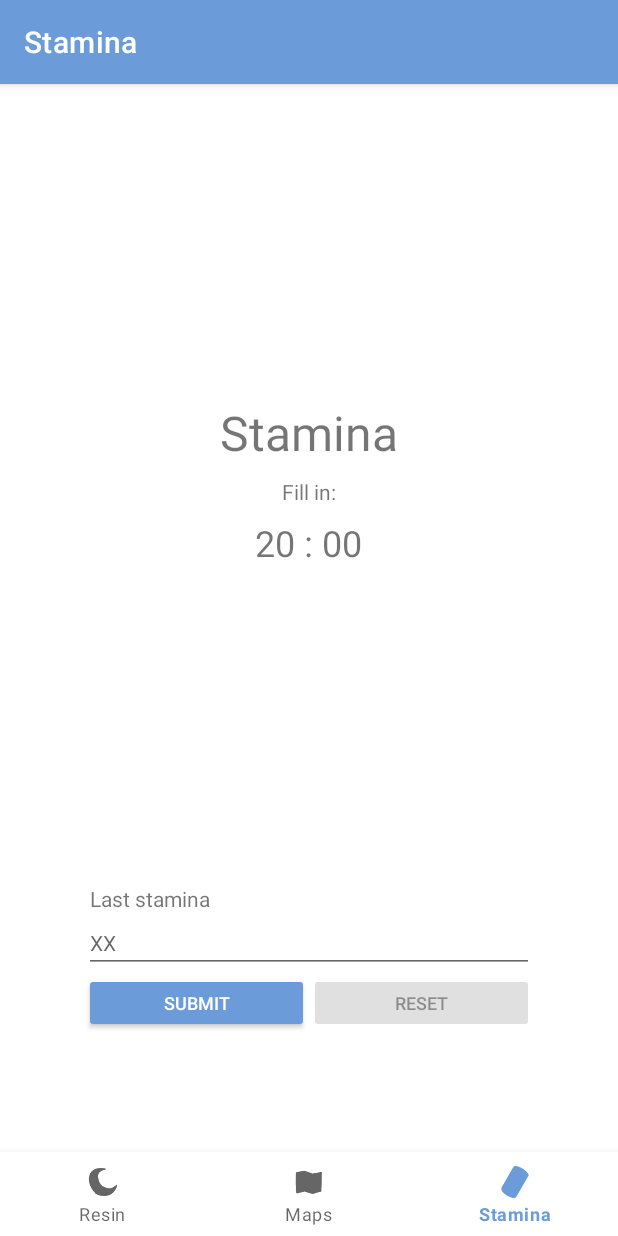
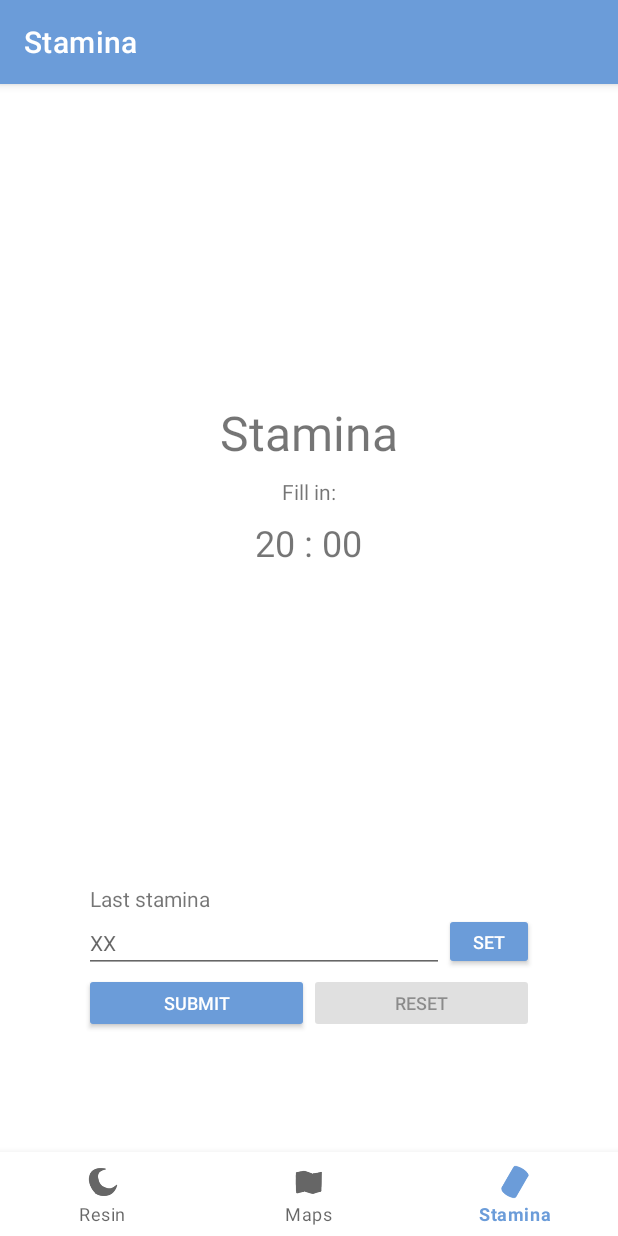
Before and after one commit to bennyfajri/Resin-Ku, an Android app: the screen it shows after launch (MainActivity), item 3 of the bottom bar chosen, on a phone screen of 412 x 824 dp. Run offline under Robolectric (Android 15) with nearby library versions, the phone set to English and light mode, and no system bars; plain views replace MaterialProgressBar.

Commit message:
edit stamina preferences

```diff
--- a/app/src/main/res/layout/fragment__stamina.xml
+++ b/app/src/main/res/layout/fragment__stamina.xml
@@ -77,14 +77,31 @@
                 android:layout_marginStart="4dp"
                 android:text="Last stamina" />
 
+            <FrameLayout
+                android:layout_width="match_parent"
+                android:layout_height="wrap_content">
+
                 <EditText
                     android:id="@+id/inputStamina"
                     style="@style/Widget.MaterialComponents.TextInputLayout.OutlinedBox"
-                android:layout_width="match_parent"
+                    android:layout_width="240dp"
                     android:layout_height="40dp"
                     android:hint="XX"
                     android:inputType="number"
                     android:textColor="@color/black"/>
+
+                <Button
+                    android:id="@+id/stm_btnSet"
+                    style="@style/Widget.AppCompat.Button.Colored"
+                    android:layout_width="60dp"
+                    android:layout_height="38dp"
+                    android:layout_weight="1"
+                    android:text="set"
+                    android:textSize="12sp"
+                    android:layout_gravity="end"/>
+            </FrameLayout>
+
+
 
             <LinearLayout
                 android:layout_width="match_parent"
```
Also changed, not shown: app/src/main/java/com/benny/resin_ku/Fragment_Stamina.kt (+23 -6 lines). Lines whose indentation alone changed are shown as unchanged.
